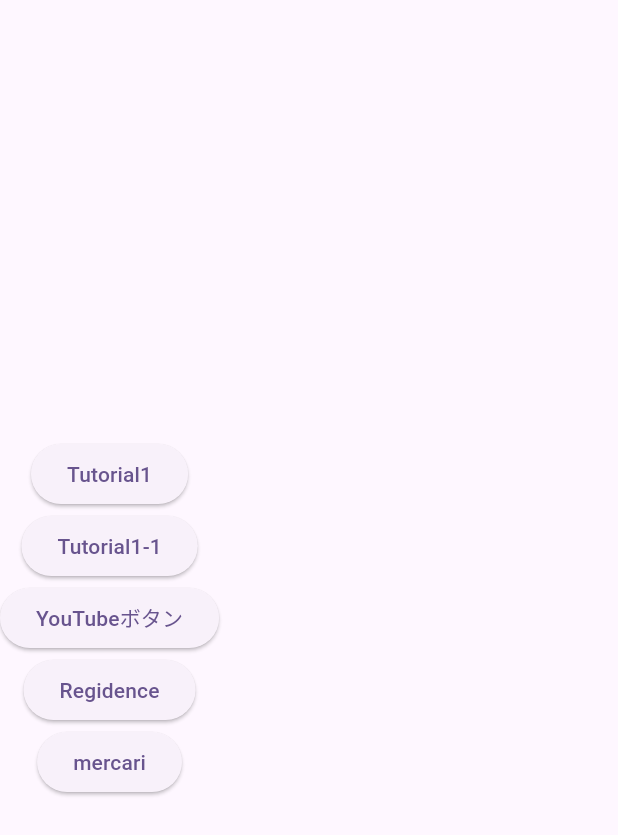
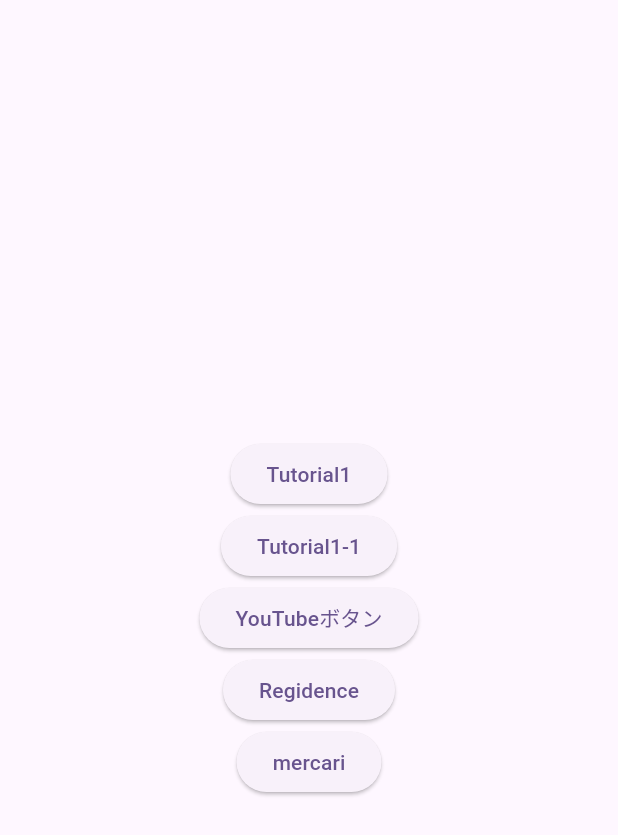
Before and after one commit to shun0921/flutter-tutorial, a Flutter app: the screen it shows after launch, on a phone screen of 412 x 824 dp. Shown: the top 835 px of the screen. Run offline on Flutter 3.47's test engine with Material 2 defaults, Android fonts, the phone set to English and light mode, and no system bars.

Commit message:
Revert "Feature/linter tutorial4""

```diff
--- a/lib/index_page.dart
+++ b/lib/index_page.dart
@@ -9,15 +9,18 @@ class IndexPage extends StatelessWidget {
   @override
   Widget build(BuildContext context) {
     return Scaffold(
-      body: Column(
+      body: Center(
+        child: Column(
           mainAxisAlignment: MainAxisAlignment.center,
           children: [
             ElevatedButton(
               onPressed: () {
                 Navigator.push(
                   context,
+                  // ignore: inference_failure_on_instance_creation
                   MaterialPageRoute(
-                      builder: (context) => const BuildingLayoutPage()),
+                    builder: (context) => const BuildingLayoutPage(),
+                  ),
                 );
               },
               child: const Text('Tutorial1'),
@@ -65,6 +68,7 @@ class IndexPage extends StatelessWidget {
             ),
           ],
         ),
+      ),
     );
   }
 }
--- a/pubspec.yaml
+++ b/pubspec.yaml
@@ -35,7 +35,8 @@ dependencies:
   # The following adds the Cupertino Icons font to your application.
   # Use with the CupertinoIcons class for iOS style icons.
   cupertino_icons: ^1.0.2
-　pedantic_mono: ^1.24.0+1
+  pedantic_mono: ^1.24.0+1
+
 dev_dependencies:
   flutter_test:
     sdk: flutter
```
Lines whose indentation alone changed are shown as unchanged.
